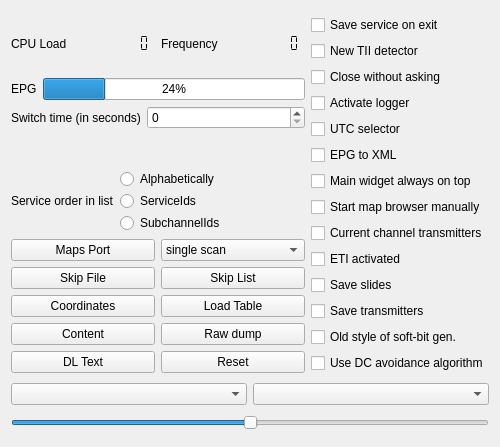
The window that forms/config-helper.ui (tomneda/DABstar) describes before a commit, drawn with Qt 5.
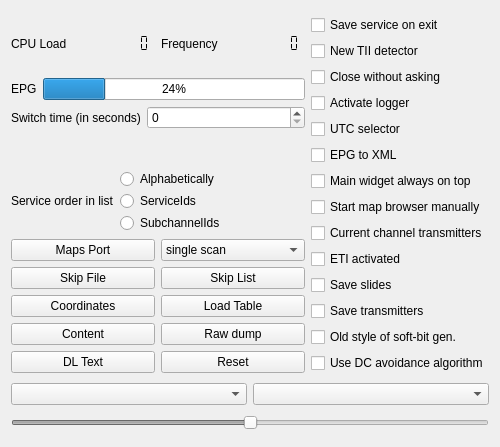
The same window after the commit. Custom widgets are drawn as their Qt base class.

The edit to the form file:
```diff
--- a/forms/config-helper.ui
+++ b/forms/config-helper.ui
@@ -468,6 +468,9 @@
    </item>
    <item>
     <widget class="QSlider" name="sliderTest">
+     <property name="enabled">
+      <bool>false</bool>
+     </property>
      <property name="toolTip">
       <string>&lt;html&gt;&lt;head/&gt;&lt;body&gt;&lt;p&gt;Slider for different tests. Normally no need to change.&lt;/p&gt;&lt;/body&gt;&lt;/html&gt;</string>
      </property>
```
